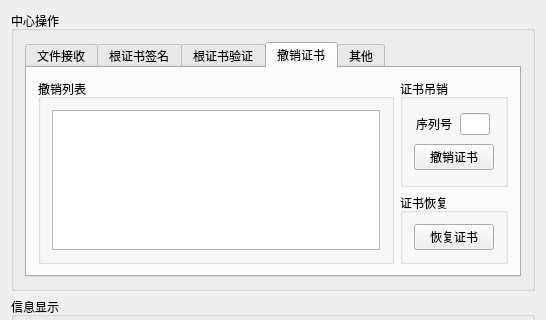
Old version of the form V2.0/CAServer/CAServer/mainwindow.ui in the repository zengrx/openssl_ca; both pictures show x 0 to 546 and y 0 to 320 of the 546 by 646 pixel window.
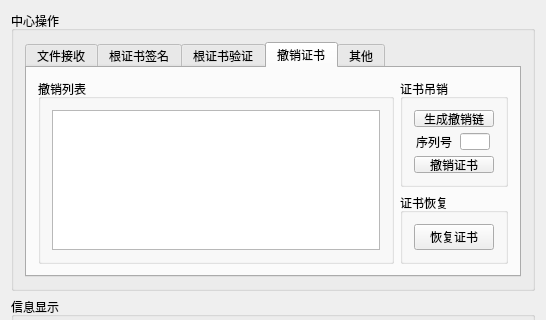
New version of the form. The open tabs and pages were chosen to show the change.

Commit message: 初步整合撤销证书功能

```diff
--- a/V2.0/CAServer/CAServer/mainwindow.ui
+++ b/V2.0/CAServer/CAServer/mainwindow.ui
@@ -476,6 +476,26 @@
                       </property>
                      </spacer>
                     </item>
+                    <item>
+                     <widget class="QPushButton" name="pushButton_9">
+                      <property name="text">
+                       <string>生成撤销链</string>
+                      </property>
+                     </widget>
+                    </item>
+                    <item>
+                     <spacer name="verticalSpacer_7">
+                      <property name="orientation">
+                       <enum>Qt::Vertical</enum>
+                      </property>
+                      <property name="sizeHint" stdset="0">
+                       <size>
+                        <width>20</width>
+                        <height>40</height>
+                       </size>
+                      </property>
+                     </spacer>
+                    </item>
                     <item>
                      <layout class="QHBoxLayout" name="horizontalLayout_17">
                       <item>
```
Left out of the diff: 6 changed lines with no effect on the pictures. The commit also changes 30 other files.
